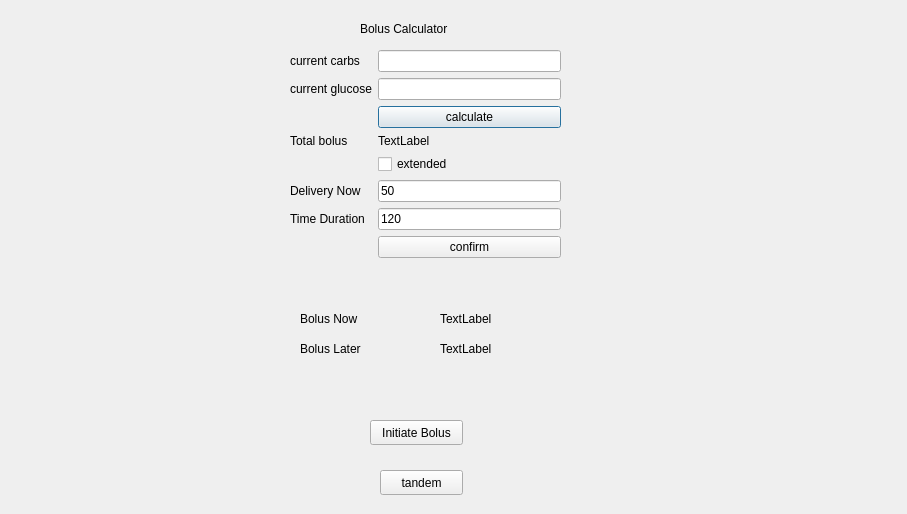
Old version of the form bolus.ui in the repository aaronmcleancs/tslim-data-simulator.
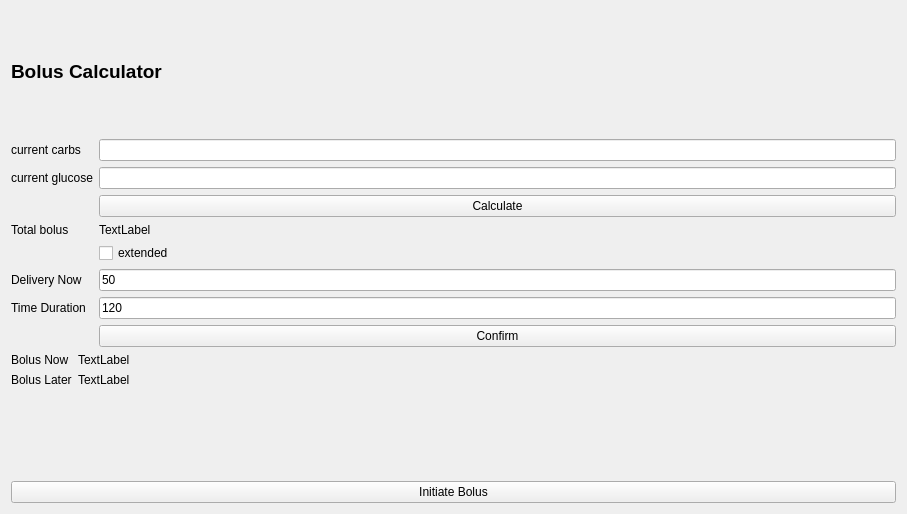
New version of the form.

Commit message: Moved Bolus to use Router

```diff
--- a/bolus.ui
+++ b/bolus.ui
@@ -1,7 +1,7 @@
 <?xml version="1.0" encoding="UTF-8"?>
 <ui version="4.0">
  <class>bolus</class>
- <widget class="QDialog" name="bolus">
+ <widget class="QWidget" name="bolus">
   <property name="geometry">
    <rect>
     <x>0</x>
@@ -13,28 +13,15 @@
   <property name="windowTitle">
    <string>Dialog</string>
   </property>
+  <layout class="QVBoxLayout" name="verticalLayout">
+   <item>
   <widget class="QLabel" name="label">
-   <property name="geometry">
-    <rect>
-     <x>360</x>
-     <y>20</y>
-     <width>141</width>
-     <height>17</height>
-    </rect>
-   </property>
    <property name="text">
-    <string>Bolus Calculator</string>
-   </property>
-  </widget>
-  <widget class="QWidget" name="formLayoutWidget">
-   <property name="geometry">
-    <rect>
-     <x>290</x>
-     <y>50</y>
-     <width>271</width>
-     <height>234</height>
-    </rect>
-   </property>
+      <string>&lt;html&gt;&lt;head/&gt;&lt;body&gt;&lt;p&gt;&lt;span style=&quot; font-size:14pt; font-weight:600;&quot;&gt;Bolus Calculator&lt;/span&gt;&lt;/p&gt;&lt;/body&gt;&lt;/html&gt;</string>
+     </property>
+    </widget>
+   </item>
+   <item>
    <layout class="QFormLayout" name="formLayout_2">
     <item row="0" column="0">
      <widget class="QLabel" name="label_3">
@@ -59,7 +46,7 @@
     <item row="2" column="1">
      <widget class="QPushButton" name="pushButton_4">
       <property name="text">
-       <string>calculate</string>
+        <string>Calculate</string>
       </property>
      </widget>
     </item>
@@ -115,90 +102,52 @@
     <item row="7" column="1">
      <widget class="QPushButton" name="pushButton_2">
       <property name="text">
-       <string>confirm</string>
+        <string>Confirm</string>
       </property>
      </widget>
     </item>
    </layout>
-  </widget>
-  <widget class="QPushButton" name="pushButton_3">
-   <property name="geometry">
-    <rect>
-     <x>380</x>
-     <y>470</y>
-     <width>83</width>
-     <height>25</height>
-    </rect>
-   </property>
-   <property name="text">
-    <string>tandem</string>
-   </property>
-  </widget>
+   </item>
+   <item>
+    <layout class="QFormLayout" name="formLayout_4">
+     <item row="0" column="0">
   <widget class="QLabel" name="label_7">
-   <property name="geometry">
-    <rect>
-     <x>300</x>
-     <y>310</y>
-     <width>101</width>
-     <height>17</height>
-    </rect>
-   </property>
    <property name="text">
     <string>Bolus Now</string>
    </property>
   </widget>
+     </item>
+     <item row="0" column="1">
   <widget class="QLabel" name="label_9">
-   <property name="geometry">
-    <rect>
-     <x>440</x>
-     <y>310</y>
-     <width>62</width>
-     <height>17</height>
-    </rect>
-   </property>
    <property name="text">
     <string>TextLabel</string>
    </property>
   </widget>
+     </item>
+     <item row="1" column="0">
   <widget class="QLabel" name="label_10">
-   <property name="geometry">
-    <rect>
-     <x>300</x>
-     <y>340</y>
-     <width>81</width>
-     <height>17</height>
-    </rect>
-   </property>
    <property name="text">
     <string>Bolus Later</string>
    </property>
   </widget>
+     </item>
+     <item row="1" column="1">
   <widget class="QLabel" name="label_11">
-   <property name="geometry">
-    <rect>
-     <x>440</x>
-     <y>340</y>
-     <width>62</width>
-     <height>17</height>
-    </rect>
-   </property>
    <property name="text">
     <string>TextLabel</string>
    </property>
   </widget>
+     </item>
+    </layout>
+   </item>
+   <item>
   <widget class="QPushButton" name="InitiateBolus">
-   <property name="geometry">
-    <rect>
-     <x>370</x>
-     <y>420</y>
-     <width>93</width>
-     <height>25</height>
-    </rect>
-   </property>
    <property name="text">
     <string>Initiate Bolus</string>
    </property>
   </widget>
+   </item>
+  </layout>
  </widget>
  <resources/>
  <connections/>
```
Lines whose indentation alone changed are shown as unchanged. The commit also changes 9 other files.
